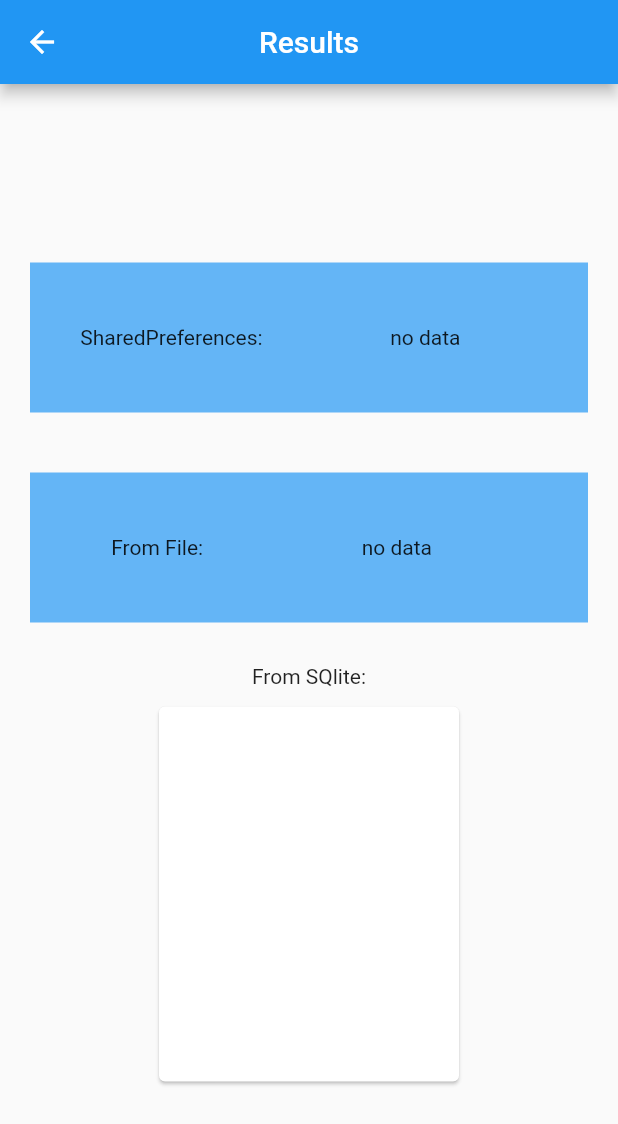
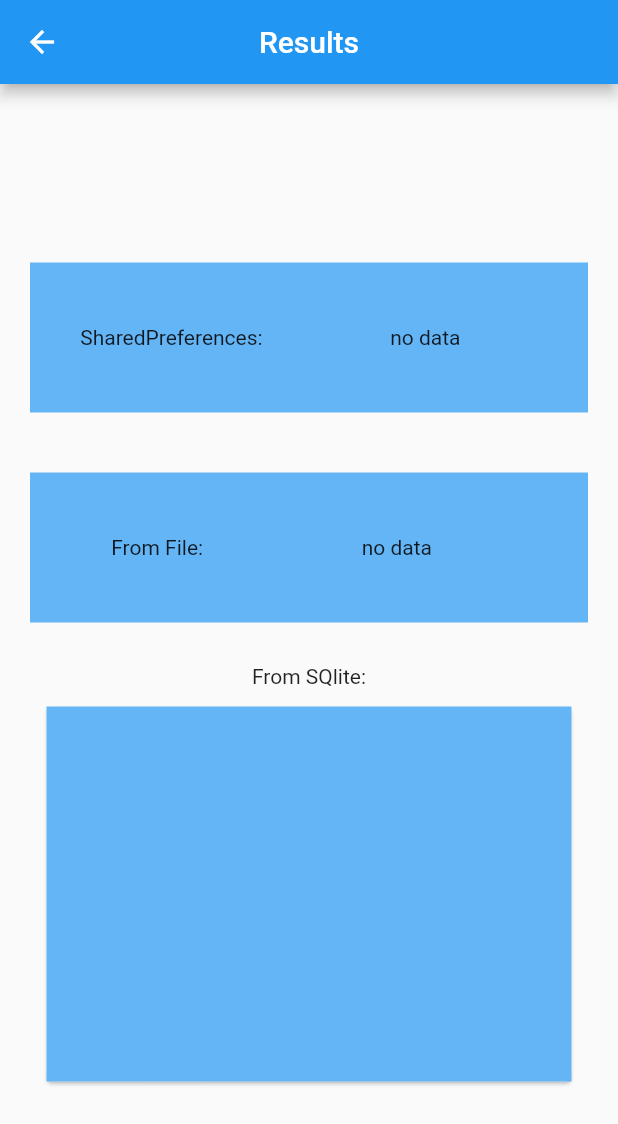
Before and after one commit to javad-zakaryaee/Samin_storage_basics, a Flutter app: the ResultPage screen opened directly, on a phone screen of 412 x 824 dp. Shown: the top 1124 px of the screen. Run offline on Flutter 3.47's test engine with Material 2 defaults, Android fonts, the light colour scheme and no system bars; our stand-ins replace shared_preferences, sqflite; accounts and stored records are empty.

Commit message:
more cleaning up

```diff
--- a/lib/ResultPage.dart
+++ b/lib/ResultPage.dart
@@ -142,7 +142,7 @@ class _ResultPageState extends State<ResultPage> {
               Card(
                 child: SizedBox(
                   height: 250,
-                  width: 200,
+                  width: 350,
                   child: FutureBuilder(
                     future: getDbData(),
                     builder: (context, key) {
@@ -150,15 +150,17 @@ class _ResultPageState extends State<ResultPage> {
                         case ConnectionState.waiting:
                           return CircularProgressIndicator();
                         default:
-                          return ListView.builder(
-                            itemCount: dbList.length,
-                            itemBuilder: (context, index) {
-                              return Padding(
-                                  padding: EdgeInsets.all(10),
-                                  child: Container(
+                          return Container(
+                            color: Colors.blue.shade300,
+                            child: Padding(
+                              padding: const EdgeInsets.all(10),
+                              child: ListView.builder(
+                                itemCount: dbList.length,
+                                itemBuilder: (context, index) {
+                                  return Container(
                                     padding: EdgeInsets.all(8),
                                     decoration: BoxDecoration(
-                                      border: Border.all(color: Colors.blue),
+                                      border: Border.all(color: Colors.white),
                                     ),
                                     child: Text(
                                       DateFormat.yMMMMd().format(
@@ -167,8 +169,10 @@ class _ResultPageState extends State<ResultPage> {
                                               DateTime.now()),
                                       textAlign: TextAlign.center,
                                     ),
-                                  ));
-                            },
+                                  );
+                                },
+                              ),
+                            ),
                           );
                       }
                     },
```
